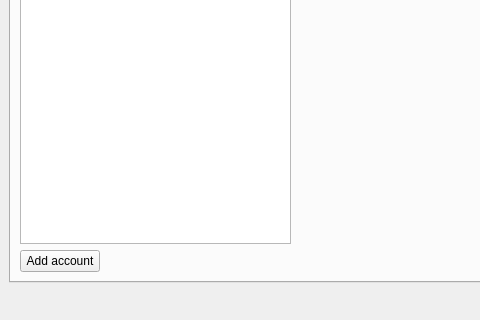
Old version of the form src/MainWindow.ui in the repository SneWs/tail-tray; both pictures show x 0 to 480 and y 378 to 698 of the 588 by 698 pixel window.
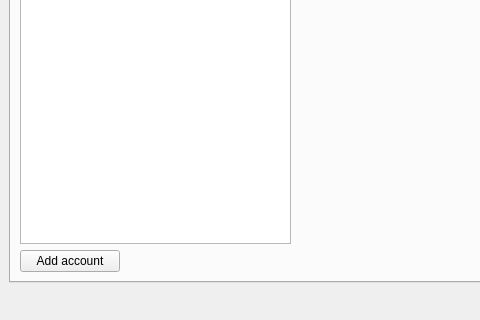
New version of the form. The open tabs and pages were chosen to show the change. Icons and pictures are not drawn.

```diff
--- a/src/MainWindow.ui
+++ b/src/MainWindow.ui
@@ -115,6 +115,12 @@
                   <verstretch>0</verstretch>
                  </sizepolicy>
                 </property>
+                <property name="minimumSize">
+                 <size>
+                  <width>100</width>
+                  <height>0</height>
+                 </size>
+                </property>
                 <property name="text">
                  <string>Add account</string>
                 </property>
```
Left out of the diff: 2 changed lines with no effect on the pictures.
